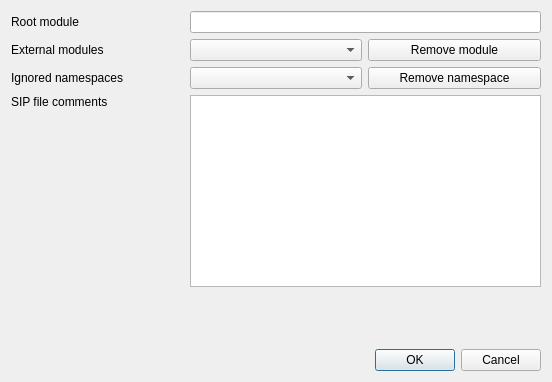
Old version of the form metasip/api_editor/Designer/ProjectPropertiesBase.ui in the repository Python-SIP/metasip.
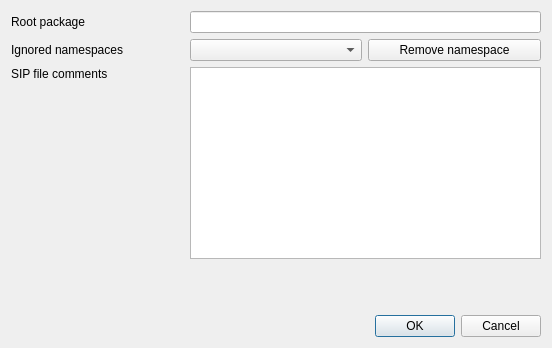
New version of the form.

Commit message: Added the modules tool.

Patch:
```diff
--- a/metasip/api_editor/Designer/ProjectPropertiesBase.ui
+++ b/metasip/api_editor/Designer/ProjectPropertiesBase.ui
@@ -7,7 +7,7 @@
     <x>0</x>
     <y>0</y>
     <width>552</width>
-    <height>382</height>
+    <height>348</height>
    </rect>
   </property>
   <property name="windowTitle">
@@ -17,13 +17,6 @@
    <item>
     <layout class="QGridLayout" name="gridLayout">
      <item row="1" column="2">
-      <widget class="QPushButton" name="buttonRemoveModule">
-       <property name="text">
-        <string>Remove module</string>
-       </property>
-      </widget>
-     </item>
-     <item row="2" column="2">
       <widget class="QPushButton" name="buttonRemoveNamespace">
        <property name="text">
         <string>Remove namespace</string>
@@ -36,18 +29,11 @@
      <item row="0" column="0">
       <widget class="QLabel" name="label_3">
        <property name="text">
-        <string>Root module</string>
+        <string>Root package</string>
        </property>
       </widget>
      </item>
-     <item row="1" column="1">
-      <widget class="QComboBox" name="externalModules">
-       <property name="editable">
-        <bool>false</bool>
-       </property>
-      </widget>
-     </item>
-     <item row="3" column="0">
+     <item row="2" column="0">
       <widget class="QLabel" name="label_6">
        <property name="text">
         <string>SIP file comments</string>
@@ -57,24 +43,17 @@
        </property>
       </widget>
      </item>
-     <item row="2" column="1">
+     <item row="1" column="1">
       <widget class="QComboBox" name="ignoredNamespaces"/>
      </item>
      <item row="1" column="0">
-      <widget class="QLabel" name="label">
-       <property name="text">
-        <string>External modules</string>
-       </property>
-      </widget>
-     </item>
-     <item row="2" column="0">
       <widget class="QLabel" name="label_2">
        <property name="text">
         <string>Ignored namespaces</string>
        </property>
       </widget>
      </item>
-     <item row="3" column="1" colspan="2">
+     <item row="2" column="1" colspan="2">
       <widget class="QPlainTextEdit" name="sipFileComments">
        <property name="lineWrapMode">
         <enum>QPlainTextEdit::NoWrap</enum>
```
Left out of the diff: 2 changed lines with no effect on the pictures. The commit also changes 5 other files.
